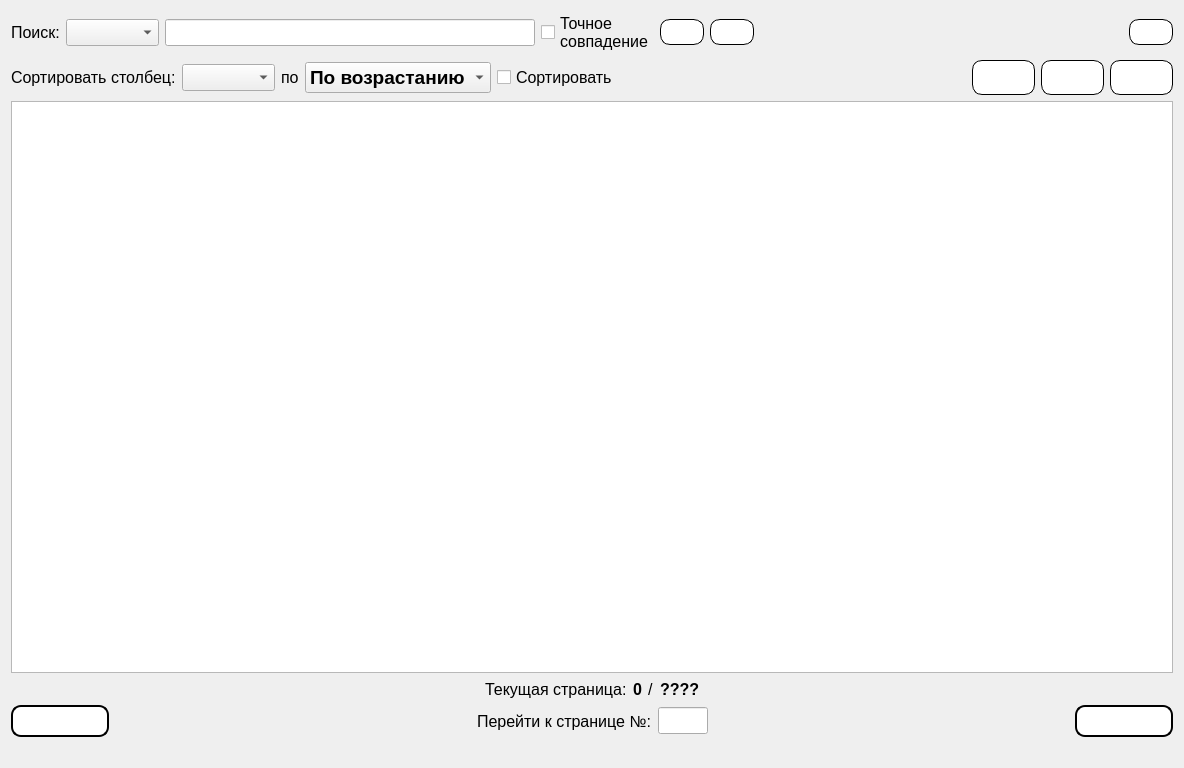
The window that Gui/TabWidgets/Admin/activetables.ui (MyEdit/Casino_Client) describes before a commit, drawn with Qt 5.
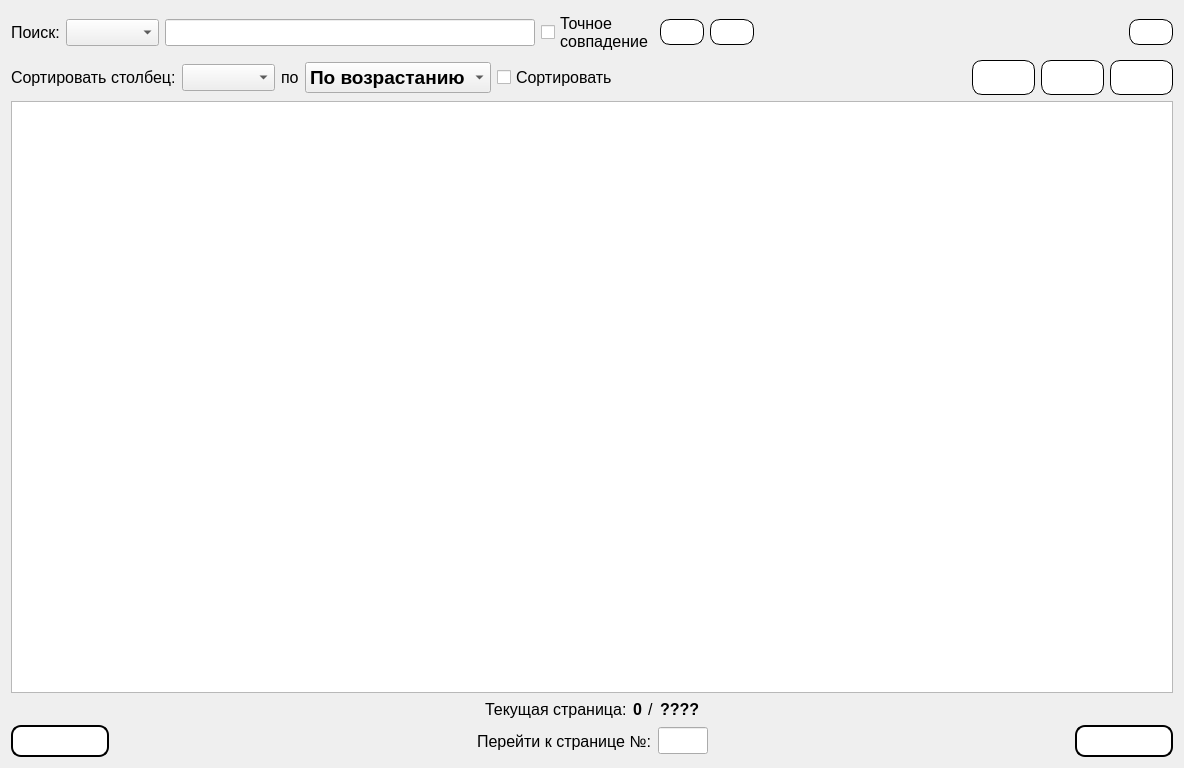
The same window after the commit. Icons and pictures are not drawn.

Patch:
```diff
--- a/Gui/TabWidgets/Admin/activetables.ui
+++ b/Gui/TabWidgets/Admin/activetables.ui
@@ -647,13 +647,6 @@
      </item>
     </layout>
    </item>
-   <item>
-    <widget class="QLabel" name="status">
-     <property name="text">
-      <string/>
-     </property>
-    </widget>
-   </item>
   </layout>
  </widget>
  <resources>
```
Left out of the diff: 18 changed lines with no effect on the pictures.
